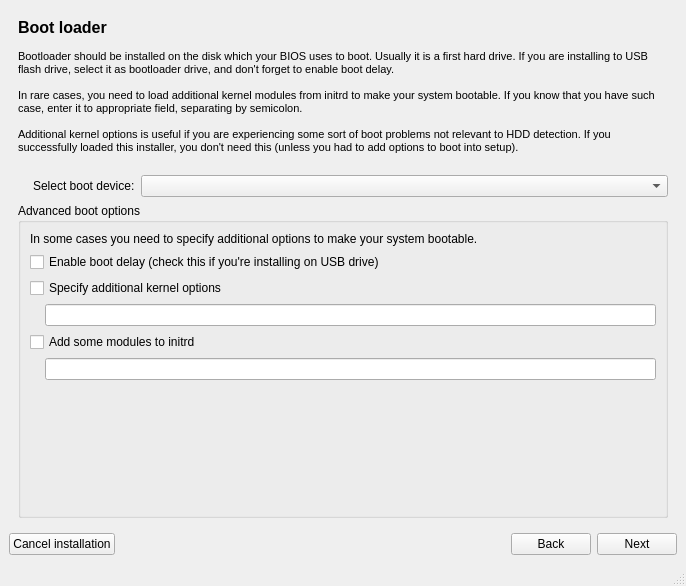
Old version of the form guiinstaller/guisetup/mainwindow.ui in the repository aix27249/mpkg.
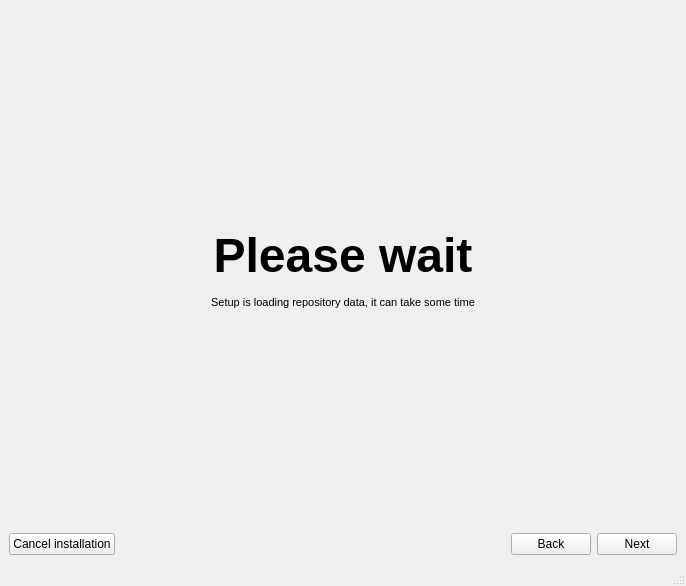
New version of the form.

Commit message: gui installer improvements: warpmode, cancel button, wait notification

Patch:
```diff
--- a/guiinstaller/guisetup/mainwindow.ui
+++ b/guiinstaller/guisetup/mainwindow.ui
@@ -21,7 +21,7 @@
        <number>0</number>
       </property>
       <property name="currentIndex">
-       <number>4</number>
+       <number>6</number>
       </property>
       <widget class="QWidget" name="languageSelectionPage">
        <layout class="QVBoxLayout" name="verticalLayout_7">
@@ -1040,6 +1040,49 @@
         </item>
        </layout>
       </widget>
+      <widget class="QWidget" name="page_11">
+       <layout class="QVBoxLayout" name="verticalLayout_21">
+        <item>
+         <spacer name="verticalSpacer_20">
+          <property name="orientation">
+           <enum>Qt::Vertical</enum>
+          </property>
+          <property name="sizeHint" stdset="0">
+           <size>
+            <width>20</width>
+            <height>201</height>
+           </size>
+          </property>
+         </spacer>
+        </item>
+        <item>
+         <widget class="QLabel" name="label_25">
+          <property name="text">
+           <string>&lt;!DOCTYPE HTML PUBLIC &quot;-//W3C//DTD HTML 4.0//EN&quot; &quot;http://www.w3.org/TR/REC-html40/strict.dtd&quot;&gt;
+&lt;html&gt;&lt;head&gt;&lt;meta name=&quot;qrichtext&quot; content=&quot;1&quot; /&gt;&lt;style type=&quot;text/css&quot;&gt;
+p, li { white-space: pre-wrap; }
+&lt;/style&gt;&lt;/head&gt;&lt;body style=&quot; font-family:'Tahoma'; font-size:8pt; font-weight:400; font-style:normal;&quot;&gt;
+&lt;p align=&quot;center&quot; style=&quot; margin-top:0px; margin-bottom:0px; margin-left:0px; margin-right:0px; -qt-block-indent:0; text-indent:0px;&quot;&gt;&lt;span style=&quot; font-size:36pt; font-weight:600;&quot;&gt;Please wait&lt;/span&gt;&lt;/p&gt;
+&lt;p align=&quot;center&quot; style=&quot;-qt-paragraph-type:empty; margin-top:0px; margin-bottom:0px; margin-left:0px; margin-right:0px; -qt-block-indent:0; text-indent:0px;&quot;&gt;&lt;/p&gt;
+&lt;p align=&quot;center&quot; style=&quot; margin-top:0px; margin-bottom:0px; margin-left:0px; margin-right:0px; -qt-block-indent:0; text-indent:0px;&quot;&gt;Setup is loading repository data, it can take some time&lt;/p&gt;&lt;/body&gt;&lt;/html&gt;</string>
+          </property>
+         </widget>
+        </item>
+        <item>
+         <spacer name="verticalSpacer_19">
+          <property name="orientation">
+           <enum>Qt::Vertical</enum>
+          </property>
+          <property name="sizeHint" stdset="0">
+           <size>
+            <width>20</width>
+            <height>200</height>
+           </size>
+          </property>
+         </spacer>
+        </item>
+       </layout>
+      </widget>
       <widget class="QWidget" name="page_6">
        <layout class="QVBoxLayout" name="verticalLayout_11">
         <item>
```
The commit also changes 4 other files.
